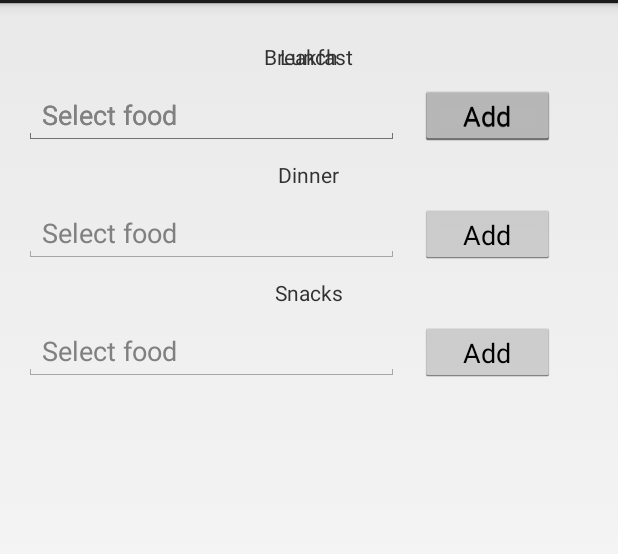
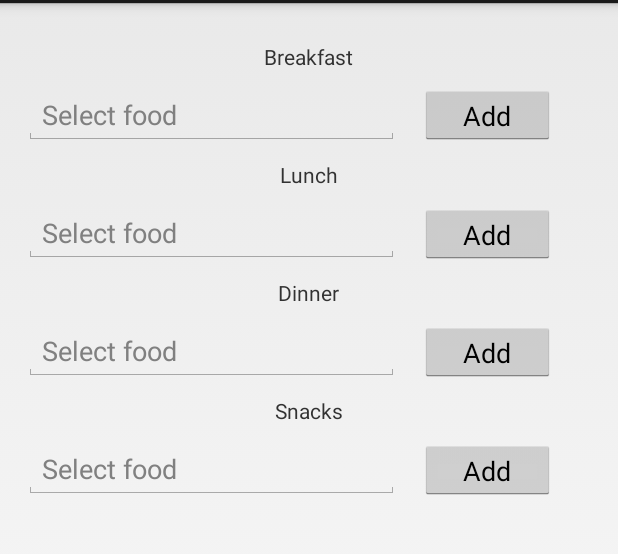
Before and after one commit to Nickydz/Diet-NLSS, an Android app: the screen it shows after launch (Centre), on a phone screen of 412 x 824 dp, the part 69-623 px from its top. Run offline under Robolectric (Android 15) with nearby library versions, the phone set to English and light mode, and no system bars; our stand-ins replace Volley; network calls fail.

Commit message:
Working custom

```diff
--- a/Components/Custom_diet/app/src/main/java/com/example/nlss/custom_diet/Centre.java
+++ b/Components/Custom_diet/app/src/main/java/com/example/nlss/custom_diet/Centre.java
@@ -8,10 +8,13 @@ import android.database.Cursor;
 import android.database.sqlite.SQLiteDatabase;
 import android.os.Bundle;
 import android.view.View;
+import android.widget.Adapter;
 import android.widget.AdapterView;
 import android.widget.ArrayAdapter;
 import android.widget.AutoCompleteTextView;
 import android.widget.AdapterView.OnItemSelectedListener;
+import android.widget.Button;
+import android.widget.ListView;
 import android.widget.TextView;
 import android.widget.AdapterView.OnItemClickListener;
 import android.widget.Toast;
@@ -23,7 +26,10 @@ import com.android.volley.toolbox.Volley;
 import org.json.JSONException;
 import org.json.JSONObject;
 
+import java.lang.Override;
+import java.lang.String;
 import java.util.ArrayList;
+import java.util.Arrays;
 import java.util.HashMap;
 import java.util.List;
 
@@ -32,13 +38,41 @@ import java.util.List;
  */
 
 public class Centre extends Activity {
+    DBaseHelper controller = new DBaseHelper(this);
     DBaseHelper Mydb;
+
+    //for breakfast
+    ArrayList <String> selectedbf = new ArrayList<String>();
+    private ArrayAdapter<String> listAdapter ;
+    ListView bfListView ;
+
+    //for lunch
+    ArrayList <String> selectedln = new ArrayList<String>();
+    private ArrayAdapter<String> lnAdapter ;
+    ListView lnListView ;
+
+    //for dinner
+    ArrayList <String> selecteddn = new ArrayList<String>();
+    private ArrayAdapter<String> dnAdapter ;
+    ListView dnListView ;
+
+    //for snack
+    ArrayList <String> selectedsn = new ArrayList<String>();
+    private ArrayAdapter<String> snAdapter ;
+    ListView snListView ;
+
+
+
     //String username = "Leo";
     String bfpick;
     String lnpick;
     String snpick;
     String dnpick;
     String selectQuery;
+    HashMap<String,String> breakfast;
+    HashMap<String,String> lunch;
+    HashMap<String,String> dinner;
+    HashMap<String,String> snack;
 
 
     private Context context = this;
@@ -56,6 +90,27 @@ public class Centre extends Activity {
         dn = (AutoCompleteTextView) findViewById(R.id.dnac);
         sn = (AutoCompleteTextView) findViewById(R.id.snac);
 
+        //Listviews
+        //for breakfast
+        bfListView = (ListView) findViewById( R.id.bfListView );
+        listAdapter = new ArrayAdapter<String>(this, R.layout.simplerow,selectedbf);
+        bfListView.setAdapter(listAdapter);
+
+        //for lunch
+        lnListView = (ListView) findViewById( R.id.lnListView );
+        lnAdapter = new ArrayAdapter<String>(this, R.layout.lunchrow,selectedln);
+        lnListView.setAdapter(lnAdapter);
+
+        //for dinner
+        dnListView = (ListView) findViewById( R.id.dnListView );
+        dnAdapter = new ArrayAdapter<String>(this, R.layout.dinnerrow,selecteddn);
+        dnListView.setAdapter(dnAdapter);
+
+        //for snack
+        snListView = (ListView) findViewById( R.id.snListView );
+        snAdapter = new ArrayAdapter<String>(this, R.layout.snacksrow,selectedsn);
+        snListView.setAdapter(snAdapter);
+
         final TextView bftvdisp = (TextView) findViewById(R.id.bftvdisp);
         final TextView bfcal = (TextView) findViewById(R.id.bfcal);
         final TextView lntvdisp = (TextView) findViewById(R.id.lntvdisp);
@@ -64,8 +119,18 @@ public class Centre extends Activity {
         final TextView dncal = (TextView) findViewById(R.id.dncal);
         final TextView sntvdisp = (TextView) findViewById(R.id.sntvdisp);
         final TextView sncal = (TextView) findViewById(R.id.sncal);
-
-
+        final Button bfADD= (Button) findViewById(R.id.breakfastAddBT);
+        final Button lnADD= (Button) findViewById(R.id.LunchAddBT);
+        final Button dnADD= (Button) findViewById(R.id.dinnerAddBT);
+        final Button snADD= (Button) findViewById(R.id.snacksAddBT);
+        breakfast = new HashMap<>();
+        lunch = new HashMap<>();
+        dinner = new HashMap<>();
+        snack = new HashMap<>();
+        final int[] bfcount = {0};
+        int lncount =0;
+        int dncount =0;
+        int sncount =0;
 
         String[] foo1 = getResources().getStringArray(R.array.foods);
         ArrayAdapter<String> adapter1 = new ArrayAdapter<String>
@@ -87,6 +152,10 @@ public class Centre extends Activity {
                 (this, android.R.layout.simple_list_item_1, foo4);
         sn.setAdapter(adapter4);
 
+        //for breakfast
+        final String[] a = new String[1];
+        final String[] b = new String[1];
+        final String[] bfadd = new String[1];
 
         bf.setOnItemClickListener(new OnItemClickListener() {
             public void onItemClick(AdapterView<?> parent, View v, int position, long id) {
@@ -94,9 +163,66 @@ public class Centre extends Activity {
                 bfpick = (String) parent.getItemAtPosition(position);
                 //Toast.makeText(context, "" + bfpick, Toast.LENGTH_SHORT).show();
                 bftvdisp.setVisibility(View.VISIBLE);
-                bftvdisp.setText(bfpick);
+                bfcal.setVisibility(View.VISIBLE);
+                DBaseHelper dbasehelper = new DBaseHelper(Centre.this);
+                String[] res = dbasehelper.selectfood(bfpick);
+//                ArrayList<HashMap<String, String>> userList = controller.selectfood();
+                bftvdisp.setText(res[0]);
+                bfcal.setText(res[1]);
+                a[0] = res[0].toString();
+                b[0] = res[1].toString();
             }
         });
+        //bftvdisp.getText().toString()
+        //bfcal.getText().toString()
+
+//        String[] planets = new String[] { "Mercury", "Venus", "Earth", "Mars",
+//                "Jupiter", "Saturn", "Uranus", "Neptune"};
+//        ArrayList<String> planetList = new ArrayList<String>();
+//        planetList.addAll( Arrays.asList(planets) );
+
+        bfADD.setOnClickListener(new View.OnClickListener() {
+            @Override
+            public void onClick(View v) {
+
+//                breakfast.get("bfname" + bfcount[0])
+                if(!(bftvdisp.getText().toString().equals("TextView") && bfcal.getText().toString().equals("TextView"))){
+
+                    bfadd[0] = bftvdisp.getText().toString();
+                    selectedbf.add(bfadd[0]);
+                    listAdapter.notifyDataSetChanged();
+//                    //selectedbf.add(a[0]);
+
+//                    //breakfast.put("bfname"+ bfcount[0],a[0].toString());
+//                    //breakfast.put("bfcal" + bfcount[0],b[0].toString());
+//
+//                    //listAdapter.add(breakfast.get("bfcal" + bfcount[0]));
+//                    //mainListView.setAdapter( listAdapter );// but this line not in for loop...outside it
+//                   // bfcount[0]++; //bfcount me ek extra hai...-1 in intent(something putint)
+//                    listAdapter = new ArrayAdapter<String>(context, R.layout.simplerow,selectedbf);
+//                    listAdapter.add(a[0]); //next activity me ...this line in for loop
+//                    listAdapter.notifyDataSetChanged();
+//                    mainListView.setAdapter( listAdapter );
+
+                }
+
+            }
+        });
+
+        bfListView.setOnItemLongClickListener(new AdapterView.OnItemLongClickListener() {
+            @Override
+            public boolean onItemLongClick(AdapterView<?> parent, View view, int position, long id) {
+                selectedbf.remove(position);
+                listAdapter.notifyDataSetChanged();
+                Toast.makeText(Centre.this, "Item has been removed from your list", Toast.LENGTH_SHORT).show();
+                return false;
+            }
+        });
+
+        //for lunch
+        final String[] c = new String[1];
+        final String[] d = new String[1];
+        final String[] lnadd = new String[1];
 
         ln.setOnItemClickListener(new OnItemClickListener() {
             public void onItemClick(AdapterView<?> parent, View v, int position, long id) {
@@ -104,9 +230,45 @@ public class Centre extends Activity {
                 lnpick = (String) parent.getItemAtPosition(position);
                 //Toast.makeText(context, "" + lnpick, Toast.LENGTH_SHORT).show();
                 lntvdisp.setVisibility(View.VISIBLE);
-                lntvdisp.setText(lnpick);
+                lncal.setVisibility(View.VISIBLE);
+                DBaseHelper dbasehelper = new DBaseHelper(Centre.this);
+                String[] res = dbasehelper.selectfood(lnpick);
+                lntvdisp.setText(res[0]);
+                lncal.setText(res[1]);
+                c[0] = res[0].toString();
+                d[0] = res[1].toString();
             }
         });
+
+        lnADD.setOnClickListener(new View.OnClickListener() {
+            @Override
+            public void onClick(View v) {
+
+//                breakfast.get("bfname" + bfcount[0])
+                if(!(lntvdisp.getText().toString().equals("TextView") && lncal.getText().toString().equals("TextView"))){
+
+                    lnadd[0] = lntvdisp.getText().toString();
+                    selectedln.add(lnadd[0]);
+                    lnAdapter.notifyDataSetChanged();
+                }
+
+            }
+        });
+
+        lnListView.setOnItemLongClickListener(new AdapterView.OnItemLongClickListener() {
+            @Override
+            public boolean onItemLongClick(AdapterView<?> parent, View view, int position, long id) {
+                selectedln.remove(position);
+                lnAdapter.notifyDataSetChanged();
+                Toast.makeText(Centre.this, "Item has been removed from your list", Toast.LENGTH_SHORT).show();
+                return false;
+            }
+        });
+
+        //for dinner
+        final String[] e = new String[1];
+        final String[] f = new String[1];
+        final String[] dnadd = new String[1];
 
         dn.setOnItemClickListener(new OnItemClickListener() {
             public void onItemClick(AdapterView<?> parent, View v, int position, long id) {
@@ -114,9 +276,45 @@ public class Centre extends Activity {
                 dnpick = (String) parent.getItemAtPosition(position);
                 //Toast.makeText(context, "" + dnpick, Toast.LENGTH_SHORT).show();
                 dntvdisp.setVisibility(View.VISIBLE);
-                dntvdisp.setText(dnpick);
+                dncal.setVisibility(View.VISIBLE);
+                DBaseHelper dbasehelper = new DBaseHelper(Centre.this);
+                String[] res = dbasehelper.selectfood(dnpick);
+                dntvdisp.setText(res[0]);
+                dncal.setText(res[1]);
+                e[0] = res[0].toString();
+                f[0] = res[1].toString();
             }
         });
+
+        dnADD.setOnClickListener(new View.OnClickListener() {
+            @Override
+            public void onClick(View v) {
+
+//                breakfast.get("bfname" + bfcount[0])
+                if(!(dntvdisp.getText().toString().equals("TextView") && dncal.getText().toString().equals("TextView"))){
+
+                    dnadd[0] = dntvdisp.getText().toString();
+                    selecteddn.add(dnadd[0]);
+                    dnAdapter.notifyDataSetChanged();
+                }
+
+            }
+        });
+
+        dnListView.setOnItemLongClickListener(new AdapterView.OnItemLongClickListener() {
+            @Override
+            public boolean onItemLongClick(AdapterView<?> parent, View view, int position, long id) {
+                selecteddn.remove(position);
+                dnAdapter.notifyDataSetChanged();
+                Toast.makeText(Centre.this, "Item has been removed from your list", Toast.LENGTH_SHORT).show();
+                return false;
+            }
+        });
+
+        //for snacks
+        final String[] g = new String[1];
+        final String[] h = new String[1];
+        final String[] snadd = new String[1];
 
         sn.setOnItemClickListener(new OnItemClickListener() {
             public void onItemClick(AdapterView<?> parent, View v, int position, long id) {
@@ -124,8 +322,38 @@ public class Centre extends Activity {
                 snpick = (String) parent.getItemAtPosition(position);
                 //Toast.makeText(context, "" + snpick, Toast.LENGTH_SHORT).show();
                 sntvdisp.setVisibility(View.VISIBLE);
-                sntvdisp.setText(snpick);
-                //return(snpick);
+                sncal.setVisibility(View.VISIBLE);
+                DBaseHelper dbasehelper = new DBaseHelper(Centre.this);
+                String[] res = dbasehelper.selectfood(snpick);
+                sntvdisp.setText(res[0]);
+                sncal.setText(res[1]);
+                g[0] = res[0].toString();
+                h[0] = res[1].toString();
+            }
+        });
+
+        snADD.setOnClickListener(new View.OnClickListener() {
+            @Override
+            public void onClick(View v) {
+
+//                breakfast.get("bfname" + bfcount[0])
+                if(!(sntvdisp.getText().toString().equals("TextView") && sncal.getText().toString().equals("TextView"))){
+
+                    snadd[0] = sntvdisp.getText().toString();
+                    selectedsn.add(snadd[0]);
+                    snAdapter.notifyDataSetChanged();
+                }
+
+            }
+        });
+
+        snListView.setOnItemLongClickListener(new AdapterView.OnItemLongClickListener() {
+            @Override
+            public boolean onItemLongClick(AdapterView<?> parent, View view, int position, long id) {
+                selectedsn.remove(position);
+                snAdapter.notifyDataSetChanged();
+                Toast.makeText(Centre.this, "Item has been removed from your list", Toast.LENGTH_SHORT).show();
+                return false;
             }
         });
 
@@ -160,31 +388,40 @@ public class Centre extends Activity {
         RequestQueue queue = Volley.newRequestQueue(Centre.this);
         queue.add(customRequest);
 
-        List<String> pickList = new ArrayList<>();
-        pickList.add(bfpick);
-        pickList.add(lnpick);
-        pickList.add(dnpick);
-        pickList.add(snpick);
 
-        HashMap<String, String> map = new HashMap<String, String>();
-        for(int i=0; i<pickList.size();i++){
-            String food_pick =pickList.get(i);
-            DBaseHelper dbasehelper = new DBaseHelper(context);
-            Cursor res = dbasehelper.selectfood(food_pick);
-            map.put("foodname"+i,res.getString(0));
-            map.put("foodcal"+i,res.getString(1));
-            //selectQuery = "SELECT food,calorie FROM foodDatabase WHERE food ="+food_pick;
-            //        Cursor cursor = database.rawQuery(selectQuery, null);
-        }
-        bftvdisp.setText(map.get("foodname0"));
-        lntvdisp.setText(map.get("foodname1"));
-        dntvdisp.setText(map.get("foodname2"));
-        sntvdisp.setText(map.get("foodname3"));
-        bfcal.setText(map.get("foodcal0"));
-        lncal.setText(map.get("foodcal1"));
-        dncal.setText(map.get("foodcal2"));
-        sncal.setText(map.get("foodcal3"));
-        Toast.makeText(Centre.this, "" + selectQuery, Toast.LENGTH_LONG).show();
+
+
+//        List<String> pickList = new ArrayList<>();
+//        pickList.add(bfpick);
+//        pickList.add(lnpick);
+//        pickList.add(dnpick);
+//        pickList.add(snpick);
+//
+//        HashMap<String, String> map = new HashMap<String, String>();
+//        for(int i=0; i<pickList.size();i++){
+//            String food_pick =pickList.get(i);
+//            DBaseHelper dbasehelper = new DBaseHelper(Centre.this);
+//            Cursor res = dbasehelper.selectfood(food_pick);
+//            map.put("foodname"+i,res.getString(0));
+//            map.put("foodcal"+i,res.getString(1));
+//            //selectQuery = "SELECT food,calorie FROM foodDatabase WHERE food ="+food_pick;
+//            //        Cursor cursor = database.rawQuery(selectQuery, null);
+//        }
+//        bftvdisp.setText(map.get("foodname0"));
+//        lntvdisp.setText(map.get("foodname1"));
+//        dntvdisp.setText(map.get("foodname2"));
+//        sntvdisp.setText(map.get("foodname3"));
+//        bfcal.setText(map.get("foodcal0"));
+//        lncal.setText(map.get("foodcal1"));
+//        dncal.setText(map.get("foodcal2"));
+//        sncal.setText(map.get("foodcal3"));
+//        Toast.makeText(Centre.this, "" + selectQuery, Toast.LENGTH_LONG).show();
+//submit btn
+//        //HashMap<String, String> hashMap = new HashMap<String, String>();
+//        //hashMap.put("key", "value");
+//        Intent intent = new Intent(this, Second.class);
+//        intent.putExtra("mappy", map);
+//        startActivity(intent);
 
     }
 
--- a/Components/Custom_diet/app/src/main/java/com/example/nlss/custom_diet/DBaseHelper.java
+++ b/Components/Custom_diet/app/src/main/java/com/example/nlss/custom_diet/DBaseHelper.java
@@ -5,6 +5,7 @@ import android.content.Context;
 import android.database.Cursor;
 import android.database.sqlite.SQLiteDatabase;
 import android.database.sqlite.SQLiteOpenHelper;
+import android.widget.Toast;
 
 import java.util.ArrayList;
 import java.util.HashMap;
@@ -28,6 +29,7 @@ public class DBaseHelper extends SQLiteOpenHelper {
     public DBaseHelper(Context context) {
         super(context, DATABASE_NAME, null, 1);
     }
+    private DBaseHelper context = this;
 
     @Override
     public void onCreate(SQLiteDatabase db) {
@@ -99,11 +101,27 @@ public class DBaseHelper extends SQLiteOpenHelper {
         else
             return true;
     }
-
-    public Cursor selectfood(String food_pick){
+    String foodname = "";
+    String foodcal = "";
+    public String[] selectfood(String food_pick){
         SQLiteDatabase db = this.getWritableDatabase();
-        Cursor res = db.rawQuery("SELECT food,calorie FROM foodDatabase WHERE food = "+food_pick,null);
-        return res;
+        ArrayList<HashMap<String, String>> usersList;
+        usersList = new ArrayList<HashMap<String, String>>();
+        Cursor res = db.rawQuery("SELECT food,calorie FROM food_table WHERE food = '"+food_pick+ "'",null);
+        String[] arr = new String[2];
+        if (res.moveToFirst()) {
+            do {
+                foodname = res.getString(0);
+                foodcal = res.getString(1);
+//                        HashMap<String, String> map = new HashMap<String, String>();
+//                        usersList.add(map);
+            } while (res.moveToNext());
+        }
+        arr[0] = foodname;
+        arr[1] = foodcal;
+        db.close();
+//        return (Cursor) usersList;
+        return arr;
     }
 
 //    public ArrayList<HashMap<String, String>> getAllUsers() {
--- a/Components/Custom_diet/app/src/main/res/layout/activity_centre.xml
+++ b/Components/Custom_diet/app/src/main/res/layout/activity_centre.xml
@@ -48,11 +48,44 @@
         android:layout_marginTop="10dp"
         android:id="@+id/bfcal" />
 
+    <ListView android:layout_width="fill_parent"
+        android:layout_height="fill_parent"
+        android:id="@+id/bfListView"
+        android:layout_centerHorizontal="true"
+        android:scrollbarAlwaysDrawVerticalTrack="true"
+        android:layout_below="@+id/bftvdisp">
+    </ListView>
+
+    <ListView android:layout_width="fill_parent"
+        android:layout_height="fill_parent"
+        android:id="@+id/lnListView"
+        android:layout_centerHorizontal="true"
+        android:scrollbarAlwaysDrawVerticalTrack="true"
+        android:layout_below="@+id/lntvdisp">
+    </ListView>
+
+    <ListView android:layout_width="fill_parent"
+        android:layout_height="fill_parent"
+        android:id="@+id/dnListView"
+        android:layout_centerHorizontal="true"
+        android:scrollbarAlwaysDrawVerticalTrack="true"
+        android:layout_below="@+id/dntvdisp">
+    </ListView>
+
+    <ListView android:layout_width="fill_parent"
+        android:layout_height="fill_parent"
+        android:id="@+id/snListView"
+        android:layout_centerHorizontal="true"
+        android:scrollbarAlwaysDrawVerticalTrack="true"
+        android:layout_below="@+id/sntvdisp">
+    </ListView>
+
+
     <TextView
         android:text="Lunch"
         android:layout_width="wrap_content"
         android:layout_height="wrap_content"
-        android:layout_below="@+id/bftvdisp1"
+        android:layout_below="@+id/bfListView"
         android:layout_centerHorizontal="true"
         android:layout_marginTop="10dp"
         android:id="@+id/ln" />
@@ -79,7 +112,7 @@
         android:text="Dinner"
         android:layout_width="wrap_content"
         android:layout_height="wrap_content"
-        android:layout_below="@+id/lntvdisp"
+        android:layout_below="@+id/lnListView"
         android:layout_centerHorizontal="true"
         android:layout_marginTop="10dp"
         android:id="@+id/dn" />
@@ -119,7 +152,7 @@
         android:text="Snacks"
         android:layout_width="wrap_content"
         android:layout_height="wrap_content"
-        android:layout_below="@+id/dntvdisp"
+        android:layout_below="@+id/dnListView"
         android:layout_centerHorizontal="true"
         android:layout_marginTop="10dp"
         android:id="@+id/sn" />
@@ -159,7 +192,7 @@
         android:layout_width="wrap_content"
         android:layout_height="wrap_content"
         android:layout_below="@+id/snac"
-        android:layout_alignStart="@+id/bf"
+        android:layout_centerHorizontal="true"
         android:layout_marginTop="10dp"
         android:visibility="gone"
         android:id="@+id/sntvdisp" />
```
Also changed, not shown: Components/Custom_diet/app/src/main/java/com/example/nlss/custom_diet/Second.java (+8 -0 lines), Components/Custom_diet/app/src/main/res/layout/dinnerrow.xml (added, +8 -0 lines), Components/Custom_diet/app/src/main/res/layout/lunchrow.xml (added, +10 -0 lines), Components/Custom_diet/app/src/main/res/layout/simplerow.xml (added, +8 -0 lines), Components/Custom_diet/app/src/main/res/layout/snacksrow.xml (added, +8 -0 lines).
